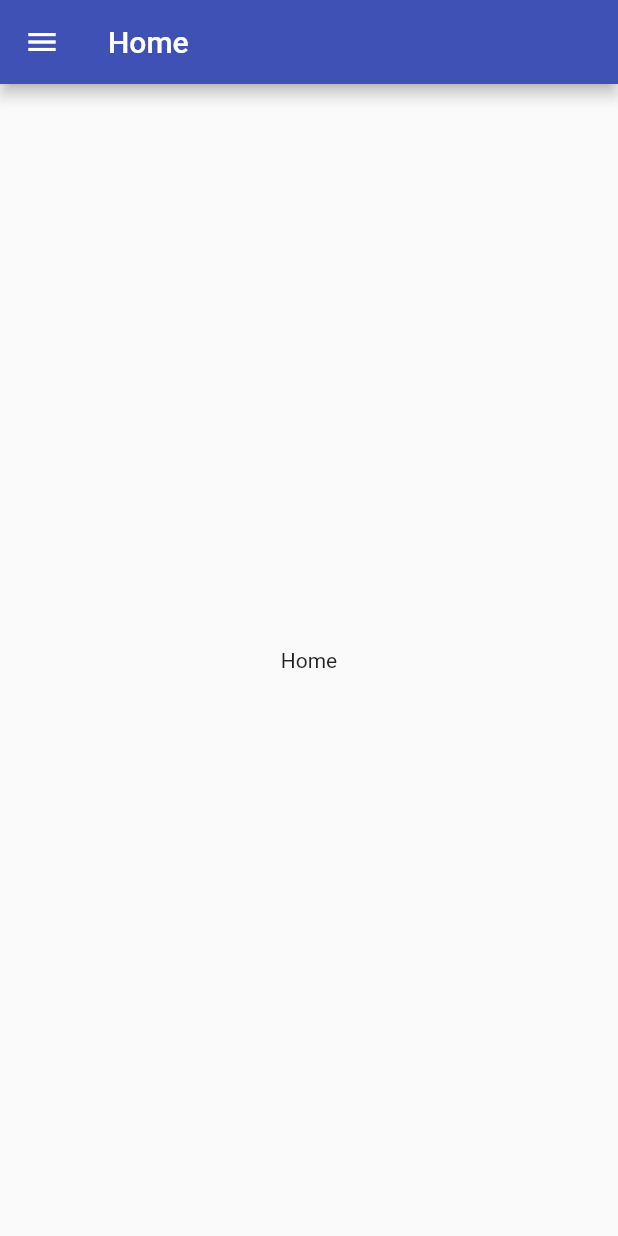
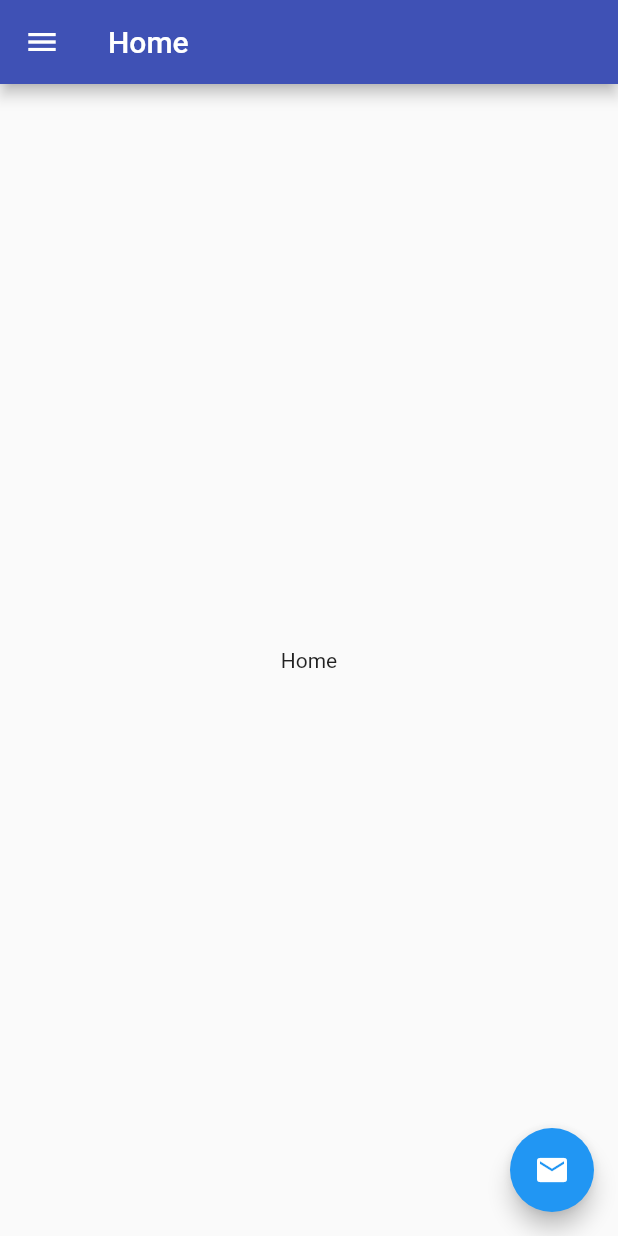
Before and after one commit to akashdecoder/FlutterDrawerProject, a Flutter app: the screen it shows after launch, on a phone screen of 412 x 824 dp. Run offline on Flutter 3.47's test engine with Material 2 defaults, Android fonts, the phone set to English and light mode, and no system bars; missing offline and left inert: mailer.

Commit message:
Added floating button

```diff
--- a/lib/module/contacts/contacts.dart
+++ b/lib/module/contacts/contacts.dart
@@ -51,6 +51,11 @@ class ContactsPage extends StatelessWidget {
           ),
         ],),
       ),
+      floatingActionButton: FloatingActionButton(
+        backgroundColor: Colors.blue,
+        child: Icon(Icons.mail),
+        onPressed: () {},
+      ),
     );
   }
 }
--- a/lib/module/events/events.dart
+++ b/lib/module/events/events.dart
@@ -13,6 +13,11 @@ class EventsPage extends StatelessWidget {
       body: Center(
           child: Text('Events')
       ),
+      floatingActionButton: FloatingActionButton(
+        backgroundColor: Colors.blue,
+        child: Icon(Icons.mail),
+        onPressed: () {},
+      ),
     );
   }
 }
--- a/lib/module/home/home.dart
+++ b/lib/module/home/home.dart
@@ -13,6 +13,11 @@ class HomePage extends StatelessWidget {
       body: Center(
           child: Text('Home')
       ),
+      floatingActionButton: FloatingActionButton(
+        backgroundColor: Colors.blue,
+        child: Icon(Icons.mail),
+        onPressed: () {},
+      ),
     );
   }
 }
```
